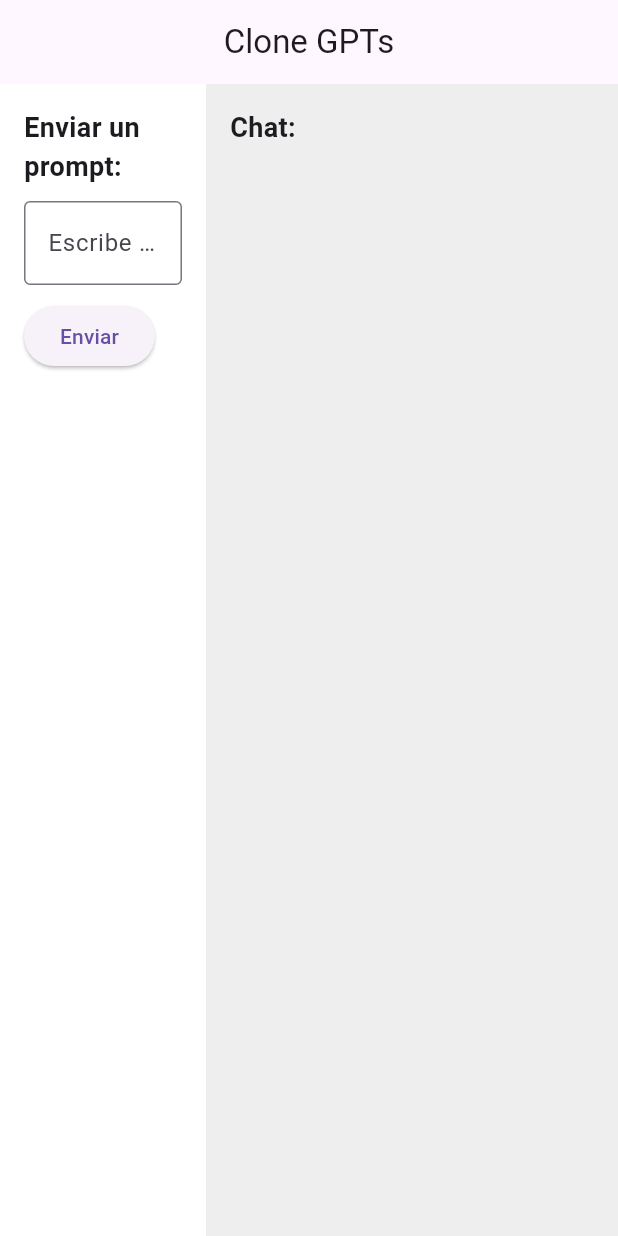
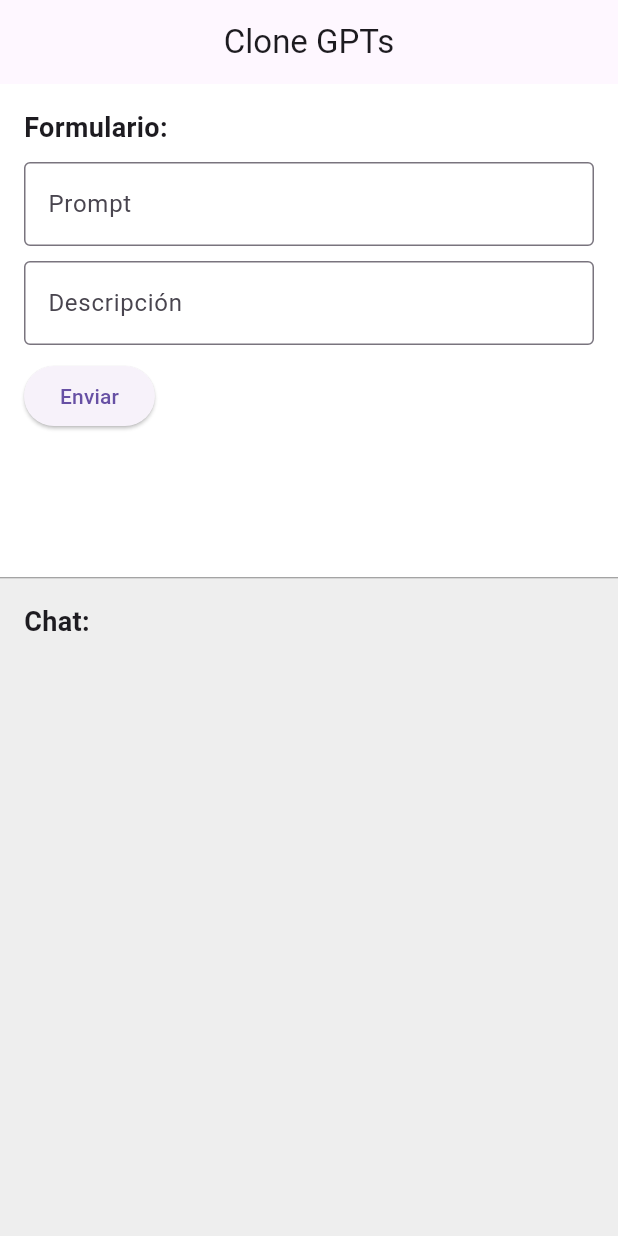
Before and after one commit to davidlealo/gpt_clone_flutter, a Flutter app: the screen it shows after launch, after a tap on "Enviar", on a phone screen of 412 x 824 dp. Run offline on Flutter 3.47's test engine with Material 3 defaults, Android fonts, the phone set to English and light mode, and no system bars; our stand-ins replace flutter_dotenv.

Commit message:
cambio en display

```diff
--- a/lib/main.dart
+++ b/lib/main.dart
@@ -42,23 +42,24 @@
         title: Text('Clone GPTs'),
         centerTitle: true,
       ),
-      body: Row(
+      body: Column(
         children: [
-          // Formulario de entrada
+          // Formulario en la parte superior
           Expanded(
-            flex: 1,
+            flex: 3,
             child: Container(
+              padding: EdgeInsets.all(16.0),
               color: Colors.white,
-              padding: EdgeInsets.all(16.0),
               child: PromptForm(), // Widget modular del formulario
             ),
           ),
-          // Pantalla de Chat
+          Divider(height: 1, color: Colors.grey), // Línea divisoria
+          // Chat en la parte inferior
           Expanded(
-            flex: 2,
+            flex: 4,
             child: Container(
+              padding: EdgeInsets.all(16.0),
               color: Colors.grey[200],
-              padding: EdgeInsets.all(16.0),
               child: ChatDisplay(), // Widget modular del chat
             ),
           ),
--- a/lib/widgets/prompt_form.dart
+++ b/lib/widgets/prompt_form.dart
@@ -9,12 +9,14 @@
 }
 
 class _PromptFormState extends State<PromptForm> {
-  final TextEditingController _controller = TextEditingController();
+  final _promptController = TextEditingController();
+  final _descriptionController = TextEditingController();
   bool _isLoading = false;
 
   void _sendPrompt() async {
-    if (_controller.text.isNotEmpty) {
-      final prompt = _controller.text;
+    if (_promptController.text.isNotEmpty) {
+      final prompt = _promptController.text;
+      final description = _descriptionController.text;
       final formData = Provider.of<FormDataProvider>(context, listen: false);
 
       formData.addToChatHistory("Tú: $prompt");
@@ -33,7 +35,8 @@
         setState(() {
           _isLoading = false;
         });
-        _controller.clear();
+        _promptController.clear();
+        _descriptionController.clear();
       }
     }
   }
@@ -44,14 +47,22 @@
       crossAxisAlignment: CrossAxisAlignment.start,
       children: [
         Text(
-          'Enviar un prompt:',
+          'Formulario:',
           style: TextStyle(fontSize: 18, fontWeight: FontWeight.bold),
         ),
         SizedBox(height: 10),
         TextField(
-          controller: _controller,
+          controller: _promptController,
           decoration: InputDecoration(
-            hintText: 'Escribe tu prompt aquí...',
+            labelText: 'Prompt',
+            border: OutlineInputBorder(),
+          ),
+        ),
+        SizedBox(height: 10),
+        TextField(
+          controller: _descriptionController,
+          decoration: InputDecoration(
+            labelText: 'Descripción',
             border: OutlineInputBorder(),
           ),
         ),
```
